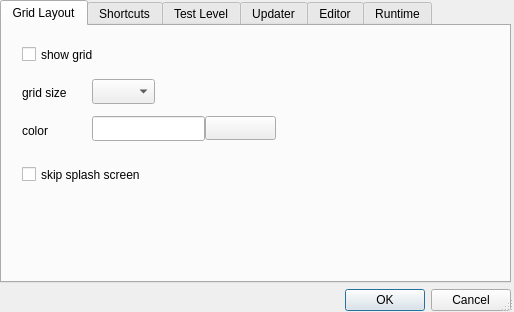
This is src/lgck-builder/DlgAppSettings.ui in cfrankb/lgck-src as Qt 5 draws it before an edit. The edited form follows.
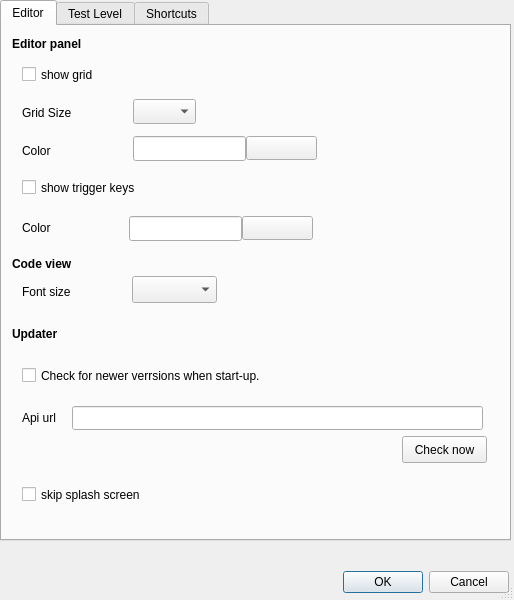
This is the edited form. Custom widgets are drawn as their Qt base class.

Commit message: added showTriggerKey in editor; clean-up AppSettings

Patch:
```diff
--- a/src/lgck-builder/DlgAppSettings.ui
+++ b/src/lgck-builder/DlgAppSettings.ui
@@ -7,19 +7,19 @@
     <x>0</x>
     <y>0</y>
     <width>514</width>
-    <height>312</height>
+    <height>600</height>
    </rect>
   </property>
   <property name="minimumSize">
    <size>
     <width>514</width>
-    <height>312</height>
+    <height>600</height>
    </size>
   </property>
   <property name="maximumSize">
    <size>
     <width>514</width>
-    <height>312</height>
+    <height>600</height>
    </size>
   </property>
   <property name="baseSize">
@@ -40,23 +40,10 @@
      <x>0</x>
      <y>0</y>
      <width>511</width>
-     <height>311</height>
+     <height>541</height>
     </rect>
    </property>
-   <layout class="QGridLayout" name="gridLayout" rowstretch="0,0">
-    <item row="1" column="0">
-     <widget class="QDialogButtonBox" name="buttonBox">
-      <property name="orientation">
-       <enum>Qt::Horizontal</enum>
-      </property>
-      <property name="standardButtons">
-       <set>QDialogButtonBox::Cancel|QDialogButtonBox::Ok</set>
-      </property>
-      <property name="centerButtons">
-       <bool>false</bool>
-      </property>
-     </widget>
-    </item>
+   <layout class="QGridLayout" name="gridLayout" rowstretch="0">
     <item row="0" column="0">
      <widget class="QTabWidget" name="tabWidget">
       <property name="currentIndex">
@@ -64,26 +51,26 @@
       </property>
       <widget class="QWidget" name="tab_1">
        <attribute name="title">
-        <string>Grid Layout</string>
+        <string>Editor</string>
        </attribute>
        <widget class="QLabel" name="label_2">
         <property name="geometry">
          <rect>
           <x>20</x>
-          <y>97</y>
+          <y>117</y>
           <width>52</width>
           <height>15</height>
          </rect>
         </property>
         <property name="text">
-         <string>color</string>
+         <string>Color</string>
         </property>
        </widget>
        <widget class="QLineEdit" name="eGridColor">
         <property name="geometry">
          <rect>
-          <x>90</x>
-          <y>90</y>
+          <x>131</x>
+          <y>110</y>
           <width>113</width>
           <height>25</height>
          </rect>
@@ -102,7 +89,7 @@
         <property name="geometry">
          <rect>
           <x>20</x>
-          <y>17</y>
+          <y>37</y>
           <width>101</width>
           <height>23</height>
          </rect>
@@ -115,30 +102,30 @@
         <property name="geometry">
          <rect>
           <x>20</x>
-          <y>59</y>
-          <width>61</width>
+          <y>79</y>
+          <width>91</width>
           <height>16</height>
          </rect>
         </property>
         <property name="text">
-         <string>grid size</string>
+         <string>Grid Size</string>
         </property>
        </widget>
        <widget class="QComboBox" name="cbGridSize">
         <property name="geometry">
          <rect>
-          <x>90</x>
-          <y>53</y>
+          <x>131</x>
+          <y>73</y>
           <width>63</width>
           <height>25</height>
          </rect>
         </property>
        </widget>
-       <widget class="QToolButton" name="btnGridColor">
+       <widget class="CWBtnColor" name="btnGridColor">
         <property name="geometry">
          <rect>
-          <x>203</x>
-          <y>90</y>
+          <x>244</x>
+          <y>110</y>
           <width>71</width>
           <height>24</height>
          </rect>
@@ -147,11 +134,124 @@
          <string/>
         </property>
        </widget>
+       <widget class="QLabel" name="label_13">
+        <property name="geometry">
+         <rect>
+          <x>10</x>
+          <y>10</y>
+          <width>141</width>
+          <height>17</height>
+         </rect>
+        </property>
+        <property name="text">
+         <string>&lt;html&gt;&lt;head/&gt;&lt;body&gt;&lt;p&gt;&lt;span style=&quot; font-weight:600;&quot;&gt;Editor panel&lt;/span&gt;&lt;/p&gt;&lt;/body&gt;&lt;/html&gt;</string>
+        </property>
+        <property name="textFormat">
+         <enum>Qt::RichText</enum>
+        </property>
+       </widget>
+       <widget class="QLineEdit" name="eTriggerKeyColor">
+        <property name="geometry">
+         <rect>
+          <x>127</x>
+          <y>190</y>
+          <width>113</width>
+          <height>25</height>
+         </rect>
+        </property>
+        <property name="inputMask">
+         <string>hhhhhh</string>
+        </property>
+        <property name="text">
+         <string/>
+        </property>
+        <property name="maxLength">
+         <number>6</number>
+        </property>
+       </widget>
+       <widget class="QLabel" name="label_11">
+        <property name="geometry">
+         <rect>
+          <x>20</x>
+          <y>193</y>
+          <width>62</width>
+          <height>17</height>
+         </rect>
+        </property>
+        <property name="text">
+         <string>Color    </string>
+        </property>
+       </widget>
+       <widget class="CWBtnColor" name="btnTriggerKeyColor">
+        <property name="geometry">
+         <rect>
+          <x>240</x>
+          <y>190</y>
+          <width>71</width>
+          <height>24</height>
+         </rect>
+        </property>
+        <property name="text">
+         <string/>
+        </property>
+       </widget>
+       <widget class="QCheckBox" name="cbShowTriggerKey">
+        <property name="geometry">
+         <rect>
+          <x>20</x>
+          <y>150</y>
+          <width>161</width>
+          <height>23</height>
+         </rect>
+        </property>
+        <property name="text">
+         <string>show trigger keys</string>
+        </property>
+       </widget>
+       <widget class="QLabel" name="label_8">
+        <property name="geometry">
+         <rect>
+          <x>20</x>
+          <y>257</y>
+          <width>62</width>
+          <height>17</height>
+         </rect>
+        </property>
+        <property name="text">
+         <string>Font size</string>
+        </property>
+       </widget>
+       <widget class="QLabel" name="label_12">
+        <property name="geometry">
+         <rect>
+          <x>10</x>
+          <y>230</y>
+          <width>161</width>
+          <height>17</height>
+         </rect>
+        </property>
+        <property name="text">
+         <string>&lt;html&gt;&lt;head/&gt;&lt;body&gt;&lt;p&gt;&lt;span style=&quot; font-weight:600;&quot;&gt;Code view&lt;/span&gt;&lt;/p&gt;&lt;/body&gt;&lt;/html&gt;</string>
+        </property>
+        <property name="textFormat">
+         <enum>Qt::RichText</enum>
+        </property>
+       </widget>
+       <widget class="QComboBox" name="cbFontSize">
+        <property name="geometry">
+         <rect>
+          <x>130</x>
+          <y>250</y>
+          <width>85</width>
+          <height>27</height>
+         </rect>
+        </property>
+       </widget>
        <widget class="QCheckBox" name="cSkipSplashScreen">
         <property name="geometry">
          <rect>
           <x>20</x>
-          <y>140</y>
+          <y>460</y>
           <width>151</width>
           <height>17</height>
          </rect>
@@ -160,34 +260,70 @@
          <string>skip splash screen</string>
         </property>
        </widget>
-      </widget>
-      <widget class="QWidget" name="tab_2">
-       <attribute name="title">
-        <string>Shortcuts</string>
-       </attribute>
-       <widget class="QTableWidget" name="tableWidget">
+       <widget class="QCheckBox" name="cCheckUpdate">
         <property name="geometry">
          <rect>
-          <x>0</x>
-          <y>0</y>
-          <width>561</width>
-          <height>211</height>
+          <x>20</x>
+          <y>340</y>
+          <width>321</width>
+          <height>19</height>
          </rect>
         </property>
-        <property name="sizePolicy">
-         <sizepolicy hsizetype="Expanding" vsizetype="Expanding">
-          <horstretch>0</horstretch>
-          <verstretch>0</verstretch>
-         </sizepolicy>
+        <property name="text">
+         <string>Check for newer verrsions when start-up.</string>
         </property>
-        <property name="horizontalScrollBarPolicy">
-         <enum>Qt::ScrollBarAlwaysOff</enum>
+       </widget>
+       <widget class="QPushButton" name="btnCheckUpdate">
+        <property name="geometry">
+         <rect>
+          <x>400</x>
+          <y>410</y>
+          <width>85</width>
+          <height>27</height>
+         </rect>
         </property>
-        <property name="columnCount">
-         <number>2</number>
+        <property name="text">
+         <string>Check now</string>
         </property>
-        <column/>
-        <column/>
+       </widget>
+       <widget class="QLabel" name="label_7">
+        <property name="geometry">
+         <rect>
+          <x>20</x>
+          <y>385</y>
+          <width>52</width>
+          <height>14</height>
+         </rect>
+        </property>
+        <property name="text">
+         <string>Api url</string>
+        </property>
+       </widget>
+       <widget class="QLineEdit" name="eApiURL">
+        <property name="geometry">
+         <rect>
+          <x>70</x>
+          <y>380</y>
+          <width>411</width>
+          <height>24</height>
+         </rect>
+        </property>
+       </widget>
+       <widget class="QLabel" name="label_15">
+        <property name="geometry">
+         <rect>
+          <x>10</x>
+          <y>300</y>
+          <width>62</width>
+          <height>17</height>
+         </rect>
+        </property>
+        <property name="text">
+         <string>&lt;html&gt;&lt;head/&gt;&lt;body&gt;&lt;p&gt;&lt;span style=&quot; font-weight:600;&quot;&gt;Updater&lt;/span&gt;&lt;/p&gt;&lt;/body&gt;&lt;/html&gt;</string>
+        </property>
+        <property name="textFormat">
+         <enum>Qt::RichText</enum>
+        </property>
        </widget>
       </widget>
       <widget class="QWidget" name="tab_3">
@@ -197,8 +333,8 @@
        <widget class="QLabel" name="label_3">
         <property name="geometry">
          <rect>
-          <x>10</x>
-          <y>44</y>
+          <x>20</x>
+          <y>84</y>
           <width>52</width>
           <height>14</height>
          </rect>
@@ -210,8 +346,8 @@
        <widget class="QComboBox" name="cbSkill">
         <property name="geometry">
          <rect>
-          <x>130</x>
-          <y>8</y>
+          <x>140</x>
+          <y>48</y>
           <width>251</width>
           <height>25</height>
          </rect>
@@ -220,8 +356,8 @@
        <widget class="QLabel" name="label_4">
         <property name="geometry">
          <rect>
-          <x>10</x>
-          <y>100</y>
+          <x>20</x>
+          <y>140</y>
           <width>52</width>
           <height>14</height>
          </rect>
@@ -233,8 +369,8 @@
        <widget class="QComboBox" name="cbLives">
         <property name="geometry">
          <rect>
-          <x>130</x>
-          <y>100</y>
+          <x>140</x>
+          <y>140</y>
           <width>71</width>
           <height>23</height>
          </rect>
@@ -243,8 +379,8 @@
        <widget class="QLabel" name="label_5">
         <property name="geometry">
          <rect>
-          <x>10</x>
-          <y>70</y>
+          <x>20</x>
+          <y>110</y>
           <width>71</width>
           <height>16</height>
          </rect>
@@ -256,8 +392,8 @@
        <widget class="QLineEdit" name="eHitPoints">
         <property name="geometry">
          <rect>
-          <x>130</x>
-          <y>70</y>
+          <x>140</x>
+          <y>110</y>
           <width>113</width>
           <height>22</height>
          </rect>
@@ -272,8 +408,8 @@
        <widget class="QLabel" name="label_6">
         <property name="geometry">
          <rect>
-          <x>10</x>
-          <y>15</y>
+          <x>20</x>
+          <y>55</y>
           <width>111</width>
           <height>16</height>
          </rect>
@@ -285,8 +421,8 @@
        <widget class="QLineEdit" name="eScore">
         <property name="geometry">
          <rect>
-          <x>130</x>
-          <y>40</y>
+          <x>140</x>
+          <y>80</y>
           <width>113</width>
           <height>22</height>
          </rect>
@@ -298,121 +434,24 @@
          <string>0</string>
         </property>
        </widget>
-      </widget>
-      <widget class="QWidget" name="tab">
-       <attribute name="title">
-        <string>Updater</string>
-       </attribute>
-       <widget class="QLabel" name="label_7">
+       <widget class="QPushButton" name="btnRestore">
         <property name="geometry">
          <rect>
-          <x>20</x>
-          <y>65</y>
-          <width>52</width>
-          <height>14</height>
-         </rect>
-        </property>
-        <property name="text">
-         <string>Api url</string>
-        </property>
-       </widget>
-       <widget class="QLineEdit" name="eApiURL">
-        <property name="geometry">
-         <rect>
-          <x>70</x>
-          <y>60</y>
-          <width>411</width>
-          <height>24</height>
-         </rect>
-        </property>
-       </widget>
-       <widget class="QCheckBox" name="cCheckUpdate">
-        <property name="geometry">
-         <rect>
-          <x>20</x>
-          <y>20</y>
-          <width>321</width>
-          <height>19</height>
-         </rect>
-        </property>
-        <property name="text">
-         <string>Check for newer verrsions when start-up.</string>
-        </property>
-       </widget>
-       <widget class="QPushButton" name="btnCheckUpdate">
-        <property name="geometry">
-         <rect>
-          <x>400</x>
-          <y>90</y>
-          <width>85</width>
+          <x>390</x>
+          <y>290</y>
+          <width>93</width>
           <height>27</height>
          </rect>
         </property>
         <property name="text">
-         <string>Check now</string>
-        </property>
-       </widget>
-      </widget>
-      <widget class="QWidget" name="tab_4">
-       <attribute name="title">
-        <string>Editor</string>
-       </attribute>
-       <widget class="QLabel" name="label_8">
-        <property name="geometry">
-         <rect>
-          <x>30</x>
-          <y>17</y>
-          <width>62</width>
-          <height>17</height>
-         </rect>
-        </property>
-        <property name="text">
-         <string>Font size</string>
-        </property>
-       </widget>
-       <widget class="QComboBox" name="cbFontSize">
-        <property name="geometry">
-         <rect>
-          <x>140</x>
-          <y>10</y>
-          <width>85</width>
-          <height>27</height>
-         </rect>
-        </property>
-       </widget>
-      </widget>
-      <widget class="QWidget" name="tab_5">
-       <attribute name="title">
-        <string>Runtime</string>
-       </attribute>
-       <widget class="QLabel" name="label_9">
-        <property name="geometry">
-         <rect>
-          <x>10</x>
-          <y>10</y>
-          <width>281</width>
-          <height>17</height>
-         </rect>
-        </property>
-        <property name="text">
-         <string>Full path to the lgck-runtime (external)</string>
-        </property>
-       </widget>
-       <widget class="QLineEdit" name="eRuntime">
-        <property name="geometry">
-         <rect>
-          <x>10</x>
-          <y>30</y>
-          <width>431</width>
-          <height>27</height>
-         </rect>
+         <string>Restore</string>
         </property>
        </widget>
        <widget class="QPushButton" name="btnRuntime">
         <property name="geometry">
          <rect>
-          <x>450</x>
-          <y>30</y>
+          <x>460</x>
+          <y>240</y>
           <width>31</width>
           <height>27</height>
          </rect>
@@ -421,47 +460,31 @@
          <string>...</string>
         </property>
        </widget>
-       <widget class="QLabel" name="label_10">
-        <property name="geometry">
-         <rect>
-          <x>12</x>
-          <y>60</y>
-          <width>410</width>
-          <height>17</height>
-         </rect>
-        </property>
-        <property name="text">
-         <string>Run time arguments</string>
-        </property>
-       </widget>
        <widget class="QLineEdit" name="eRuntimeArgs">
         <property name="geometry">
          <rect>
-          <x>10</x>
-          <y>80</y>
+          <x>20</x>
+          <y>290</y>
           <width>351</width>
           <height>27</height>
          </rect>
         </property>
        </widget>
-       <widget class="QPushButton" name="btnRestore">
+       <widget class="QLineEdit" name="eRuntime">
         <property name="geometry">
          <rect>
-          <x>380</x>
-          <y>80</y>
-          <width>93</width>
+          <x>20</x>
+          <y>240</y>
+          <width>431</width>
           <height>27</height>
          </rect>
         </property>
-        <property name="text">
-         <string>Restore</string>
-        </property>
        </widget>
        <widget class="QLabel" name="sArgsHelp">
         <property name="geometry">
          <rect>
-          <x>20</x>
-          <y>120</y>
+          <x>30</x>
+          <y>330</y>
           <width>451</width>
           <height>91</height>
          </rect>
@@ -473,12 +496,128 @@
          <set>Qt::AlignLeading|Qt::AlignLeft|Qt::AlignTop</set>
         </property>
        </widget>
+       <widget class="QLabel" name="label_9">
+        <property name="geometry">
+         <rect>
+          <x>20</x>
+          <y>220</y>
+          <width>281</width>
+          <height>17</height>
+         </rect>
+        </property>
+        <property name="text">
+         <string>Full path to the lgck-runtime (external)</string>
+        </property>
+       </widget>
+       <widget class="QLabel" name="label_10">
+        <property name="geometry">
+         <rect>
+          <x>22</x>
+          <y>270</y>
+          <width>410</width>
+          <height>17</height>
+         </rect>
+        </property>
+        <property name="text">
+         <string>Run time arguments</string>
+        </property>
+       </widget>
+       <widget class="QLabel" name="label_14">
+        <property name="geometry">
+         <rect>
+          <x>10</x>
+          <y>190</y>
+          <width>101</width>
+          <height>17</height>
+         </rect>
+        </property>
+        <property name="text">
+         <string>&lt;html&gt;&lt;head/&gt;&lt;body&gt;&lt;p&gt;&lt;span style=&quot; font-weight:600;&quot;&gt;Runtime&lt;/span&gt;&lt;/p&gt;&lt;/body&gt;&lt;/html&gt;</string>
+        </property>
+       </widget>
+       <widget class="QLabel" name="label_16">
+        <property name="geometry">
+         <rect>
+          <x>10</x>
+          <y>10</y>
+          <width>281</width>
+          <height>17</height>
+         </rect>
+        </property>
+        <property name="text">
+         <string>&lt;html&gt;&lt;head/&gt;&lt;body&gt;&lt;p&gt;&lt;span style=&quot; font-weight:600;&quot;&gt;Basic configuration&lt;/span&gt;&lt;/p&gt;&lt;/body&gt;&lt;/html&gt;</string>
+        </property>
+        <property name="textFormat">
+         <enum>Qt::RichText</enum>
+        </property>
+       </widget>
+      </widget>
+      <widget class="QWidget" name="tab_2">
+       <attribute name="title">
+        <string>Shortcuts</string>
+       </attribute>
+       <widget class="QTableWidget" name="tableWidget">
+        <property name="geometry">
+         <rect>
+          <x>0</x>
+          <y>0</y>
+          <width>505</width>
+          <height>511</height>
+         </rect>
+        </property>
+        <property name="sizePolicy">
+         <sizepolicy hsizetype="Expanding" vsizetype="Expanding">
+          <horstretch>0</horstretch>
+          <verstretch>0</verstretch>
+         </sizepolicy>
+        </property>
+        <property name="layoutDirection">
+         <enum>Qt::LeftToRight</enum>
+        </property>
+        <property name="verticalScrollBarPolicy">
+         <enum>Qt::ScrollBarAlwaysOn</enum>
+        </property>
+        <property name="horizontalScrollBarPolicy">
+         <enum>Qt::ScrollBarAlwaysOff</enum>
+        </property>
+        <property name="columnCount">
+         <number>2</number>
+        </property>
+        <column/>
+        <column/>
+       </widget>
       </widget>
      </widget>
     </item>
    </layout>
   </widget>
+  <widget class="QDialogButtonBox" name="buttonBox">
+   <property name="geometry">
+    <rect>
+     <x>0</x>
+     <y>570</y>
+     <width>509</width>
+     <height>25</height>
+    </rect>
+   </property>
+   <property name="orientation">
+    <enum>Qt::Horizontal</enum>
+   </property>
+   <property name="standardButtons">
+    <set>QDialogButtonBox::Cancel|QDialogButtonBox::Ok</set>
+   </property>
+   <property name="centerButtons">
+    <bool>false</bool>
+   </property>
+  </widget>
  </widget>
+ <customwidgets>
+  <customwidget>
+   <class>CWBtnColor</class>
+   <extends>QPushButton</extends>
+   <header location="global">wbtncolor.h</header>
+  </customwidget>
+ </customwidgets>
  <tabstops>
   <tabstop>cShowGrid</tabstop>
   <tabstop>cbGridSize</tabstop>
```
Left out of the diff: 15 changed lines with no effect on the pictures. The commit also changes 21 other files.
